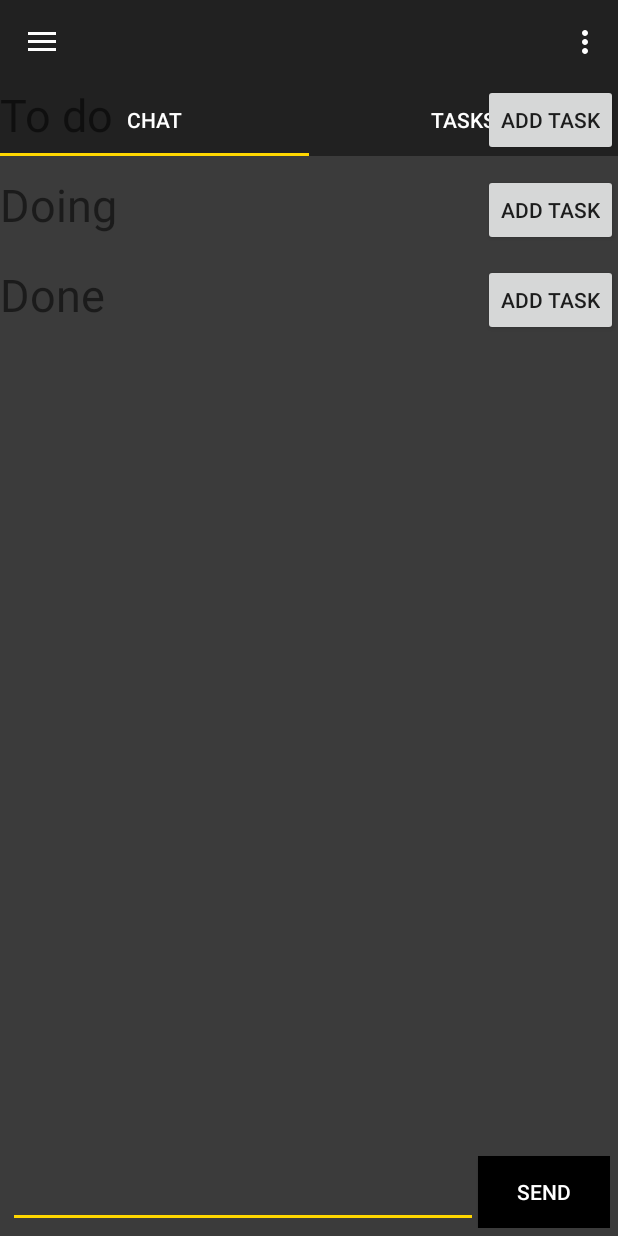
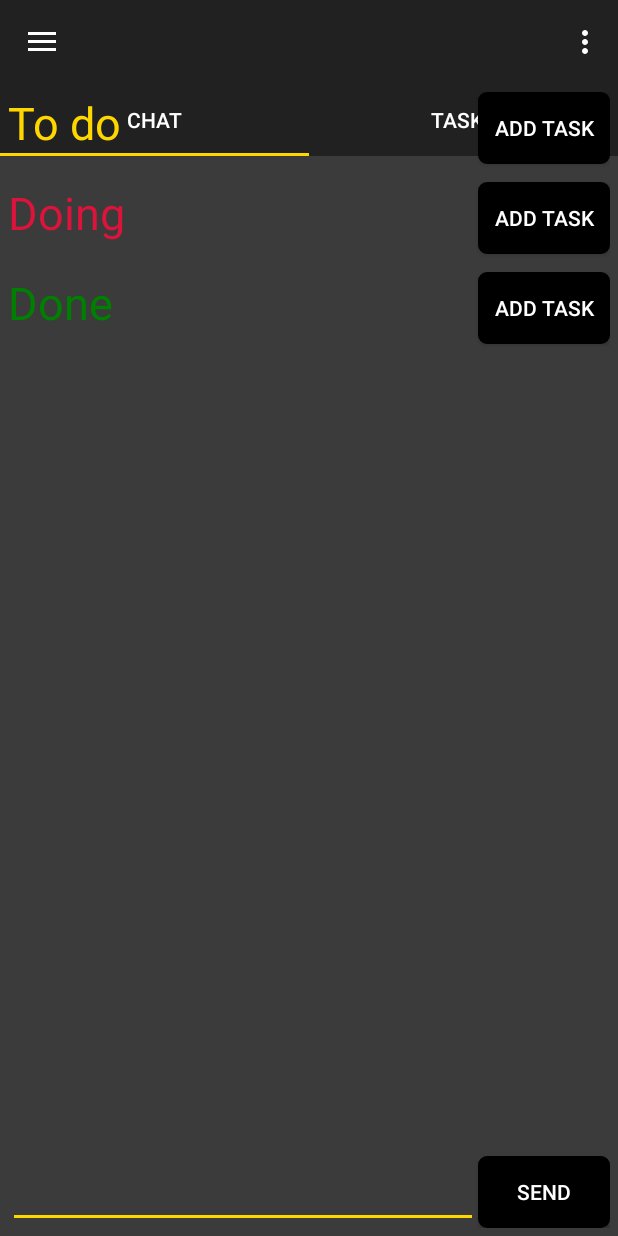
Before and after one commit to Sucramo/P5ProjectChat, an Android app: the fragment TasksFragment placed in its activity, on a phone screen of 412 x 824 dp. Run offline under Robolectric (Android 15) with nearby library versions, the phone set to English and light mode, and no system bars; our stand-ins replace Firebase (no records; nobody signed in at launch, a user with empty details on screens opened directly); 1 statement that could not run was skipped.

Commit message:
Woah the app looks amazing

```diff
--- /dev/null
+++ b/app/src/main/res/drawable/background.xml
@@ -0,0 +1,16 @@
+<?xml version="1.0" encoding="utf-8"?>
+<selector xmlns:android="http://schemas.android.com/apk/res/android">
+    <shape>
+        <solid android:color="@color/black" />
+    </shape>
+
+    <item>
+        <shape android:shape="rectangle">
+            <corners android:radius="5dp" />
+            <stroke android:width="1dip" android:color="@color/black" />
+            <gradient android:angle="0" android:startColor="@color/black" android:endColor="@color/black" />
+        </shape>
+    </item>
+
+
+</selector>
--- a/app/src/main/res/drawable/ripple_effect.xml
+++ b/app/src/main/res/drawable/ripple_effect.xml
@@ -1,17 +1,8 @@
 <?xml version="1.0" encoding="utf-8"?>
 <ripple xmlns:android="http://schemas.android.com/apk/res/android"
-    android:color="#88FFFFFF"> <!-- Ripple color :: WHITE -->
+    android:color="@android:color/white">
 
-    <item>
-        <color android:color="@color/black"
-            />
-
+    <item android:drawable="@drawable/background">
 
     </item>
-    <item android:id="@android:id/mask">
-        <shape android:shape="rectangle">
-            <solid android:color="?android:colorAccent" />
-
-        </shape>
-    </item>
 </ripple>
--- /dev/null
+++ b/app/src/main/res/drawable/rounded_button.xml
@@ -0,0 +1,5 @@
+<?xml version="1.0" encoding="utf-8"?>
+<shape xmlns:android="http://schemas.android.com/apk/res/android">
+
+    <corners android:radius="10dp"></corners>
+</shape>
--- a/app/src/main/res/layout/activity_first_page.xml
+++ b/app/src/main/res/layout/activity_first_page.xml
@@ -67,6 +67,17 @@
             android:paddingEnd="5dp"
             >
 
+            <TextView
+                android:id="@+id/chatRoomsTitle"
+                android:layout_width="wrap_content"
+                android:layout_height="wrap_content"
+                android:layout_alignParentStart="true"
+                android:text="Chat Rooms"
+                android:textSize="20dp"
+                android:textColor="@color/cold"
+                android:paddingStart="8dp"
+                android:layout_centerHorizontal="true"/>
+
             <ListView
                 android:id="@+id/listView"
                 android:layout_width="wrap_content"
@@ -74,6 +85,7 @@
                 android:divider="@color/colorAccent"
                 android:dividerHeight="2dp"
                 android:background="@color/colorPrimary"
+                android:layout_below="@id/chatRoomsTitle"
                 />
 
             <EditText
@@ -83,7 +95,8 @@
                 android:layout_below="@id/listView"
                 android:layout_toLeftOf="@id/btn_add_room"
                 android:backgroundTint="@color/cold"
-                android:textColor="@color/white"/>
+                android:textColor="@color/white"
+                android:textCursorDrawable="@null"/>
 
             <Button
                 android:id="@+id/btn_add_room"
--- a/app/src/main/res/layout/chat_layout.xml
+++ b/app/src/main/res/layout/chat_layout.xml
@@ -3,31 +3,6 @@
     android:layout_width="match_parent"
     android:layout_height="match_parent"
     android:padding="5dp">
-
-    <Button
-        android:id="@+id/btn_send"
-        android:layout_width="wrap_content"
-        android:layout_height="wrap_content"
-        android:layout_alignParentEnd="true"
-        android:layout_alignParentBottom="true"
-        android:text="Send"
-        android:layout_alignParentRight="true"
-        android:background="@drawable/ripple_effect"
-        android:textColor="@color/white"
-        />
-
-    <EditText
-        android:id="@+id/msg_input"
-        android:layout_width="match_parent"
-        android:layout_height="wrap_content"
-        android:layout_toStartOf="@id/btn_send"
-        android:layout_alignParentBottom="true"
-        android:ems="10"
-        android:inputType="textPersonName"
-        android:text=""
-        android:layout_toLeftOf="@id/btn_send"
-        android:backgroundTint="@color/cold"
-        android:textColor="@color/white"/>
 
     <ScrollView
         android:layout_width="match_parent"
@@ -41,10 +16,41 @@
 
             <TextView
                 android:id="@+id/chat_conversation"
-                android:layout_width="match_parent"
+                android:layout_width="wrap_content"
                 android:layout_height="wrap_content"
-                android:text="" />
+                android:layout_marginTop="4dp"
+                android:padding="8dp"
+                android:text=""
+                android:textColor="@color/white" />
         </LinearLayout>
     </ScrollView>
 
+    <Button
+        android:id="@+id/btn_send"
+        android:layout_width="wrap_content"
+        android:layout_height="wrap_content"
+        android:layout_alignParentEnd="true"
+        android:layout_alignParentRight="true"
+        android:layout_alignParentBottom="true"
+        android:background="@drawable/ripple_effect"
+        android:text="Send"
+        android:textColor="@color/white" />
+
+    <EditText
+        android:id="@+id/msg_input"
+        android:layout_width="match_parent"
+        android:layout_height="wrap_content"
+        android:layout_alignParentBottom="true"
+        android:layout_toStartOf="@id/btn_send"
+        android:layout_toLeftOf="@id/btn_send"
+        android:backgroundTint="@color/cold"
+        android:ems="10"
+        android:inputType="textPersonName"
+        android:text=""
+        android:textColor="@color/white"
+        android:textCursorDrawable="@null"
+        />
+
+
+
 </RelativeLayout>
--- a/app/src/main/res/layout/tasks_layout.xml
+++ b/app/src/main/res/layout/tasks_layout.xml
@@ -10,12 +10,16 @@
 
         <RelativeLayout
             android:layout_width="match_parent"
-            android:layout_height="wrap_content">
+            android:layout_height="wrap_content"
+            android:paddingTop="5dp"
+            android:paddingStart="5dp"
+            android:paddingEnd="5dp">
 
             <RelativeLayout
                 android:id="@+id/toDoListLayout"
                 android:layout_width="match_parent"
-                android:layout_height="wrap_content">
+                android:layout_height="wrap_content"
+                >
 
                 <TextView
                     android:id="@+id/toDoTitle"
@@ -23,14 +27,17 @@
                     android:layout_height="wrap_content"
                     android:layout_alignParentStart="true"
                     android:text="To do"
-                    android:textSize="30dp" />
+                    android:textSize="30dp"
+                    android:textColor="@color/cold" />
 
                 <Button
                     android:id="@+id/btn_add_to_do_task"
                     android:layout_width="wrap_content"
                     android:layout_height="wrap_content"
                     android:layout_alignParentEnd="true"
-                    android:text="Add Task" />
+                    android:text="Add Task"
+                    android:background="@drawable/ripple_effect"
+                    android:textColor="@color/white"/>
 
                 <ScrollView
                     android:id="@+id/listViewToDo"
@@ -41,13 +48,16 @@
                     <LinearLayout
                         android:layout_width="match_parent"
                         android:layout_height="wrap_content"
-                        android:orientation="vertical">
+                        android:orientation="vertical"
+                        >
 
                         <TextView
                             android:id="@+id/text_view_to_do_tasks"
                             android:layout_width="match_parent"
                             android:layout_height="wrap_content"
-                            android:text="" />
+                            android:text=""
+                            android:textColor="@color/white"
+                            />
                     </LinearLayout>
 
                 </ScrollView>
@@ -67,14 +77,17 @@
                     android:layout_height="wrap_content"
                     android:layout_alignParentStart="true"
                     android:text="Doing"
-                    android:textSize="30dp" />
+                    android:textSize="30dp"
+                    android:textColor="@color/crimson"/>
 
                 <Button
                     android:id="@+id/btn_add_doing_task"
                     android:layout_width="wrap_content"
                     android:layout_height="wrap_content"
                     android:layout_alignParentEnd="true"
-                    android:text="Add Task" />
+                    android:text="Add Task"
+                    android:background="@drawable/ripple_effect"
+                    android:textColor="@color/white"/>
 
                 <ScrollView
                     android:id="@+id/listViewDoing"
@@ -91,7 +104,8 @@
                             android:id="@+id/text_view_doing_tasks"
                             android:layout_width="match_parent"
                             android:layout_height="wrap_content"
-                            android:text="" />
+                            android:text=""
+                            android:textColor="@color/white"/>
                     </LinearLayout>
 
                 </ScrollView>
@@ -110,14 +124,17 @@
                     android:layout_height="wrap_content"
                     android:layout_alignParentStart="true"
                     android:text="Done"
-                    android:textSize="30dp" />
+                    android:textSize="30dp"
+                    android:textColor="@color/green"/>
 
                 <Button
                     android:id="@+id/btn_add_done_task"
                     android:layout_width="wrap_content"
                     android:layout_height="wrap_content"
                     android:layout_alignParentEnd="true"
-                    android:text="Add Task" />
+                    android:text="Add Task"
+                    android:background="@drawable/ripple_effect"
+                    android:textColor="@color/white"/>
 
                 <ScrollView
                     android:id="@+id/listViewDone"
@@ -134,7 +151,8 @@
                             android:id="@+id/text_view_done_tasks"
                             android:layout_width="match_parent"
                             android:layout_height="wrap_content"
-                            android:text="" />
+                            android:text=""
+                            android:textColor="@color/white"/>
                     </LinearLayout>
 
                 </ScrollView>
```
